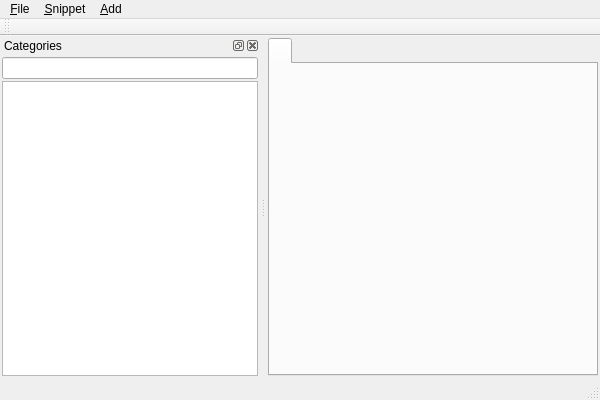
This is mainwindow.ui in pa-0/Q-Snippet-Manager as Qt 5 draws it before an edit. The edited form follows.
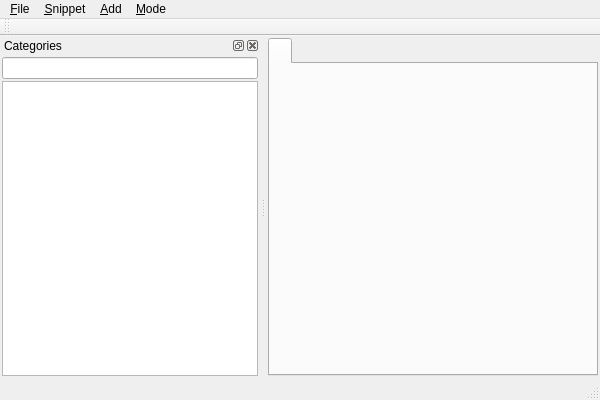
This is the edited form.

Commit message: added basics of Work Mode (still a lot to do)

Diff of the .ui file:
```diff
--- a/mainwindow.ui
+++ b/mainwindow.ui
@@ -87,9 +87,17 @@
     <addaction name="separator"/>
     <addaction name="action_Exit"/>
    </widget>
+   <widget class="QMenu" name="menu_Mode">
+    <property name="title">
+     <string>&amp;Mode</string>
+    </property>
+    <addaction name="action_Normal"/>
+    <addaction name="action_Work"/>
+   </widget>
    <addaction name="menu_File"/>
    <addaction name="menu_Snippet"/>
    <addaction name="menu_Add"/>
+   <addaction name="menu_Mode"/>
   </widget>
   <widget class="QToolBar" name="mainToolBar">
    <attribute name="toolBarArea">
```
Left out of the diff: 16 changed lines with no effect on the pictures. The commit also changes 7 other files.
